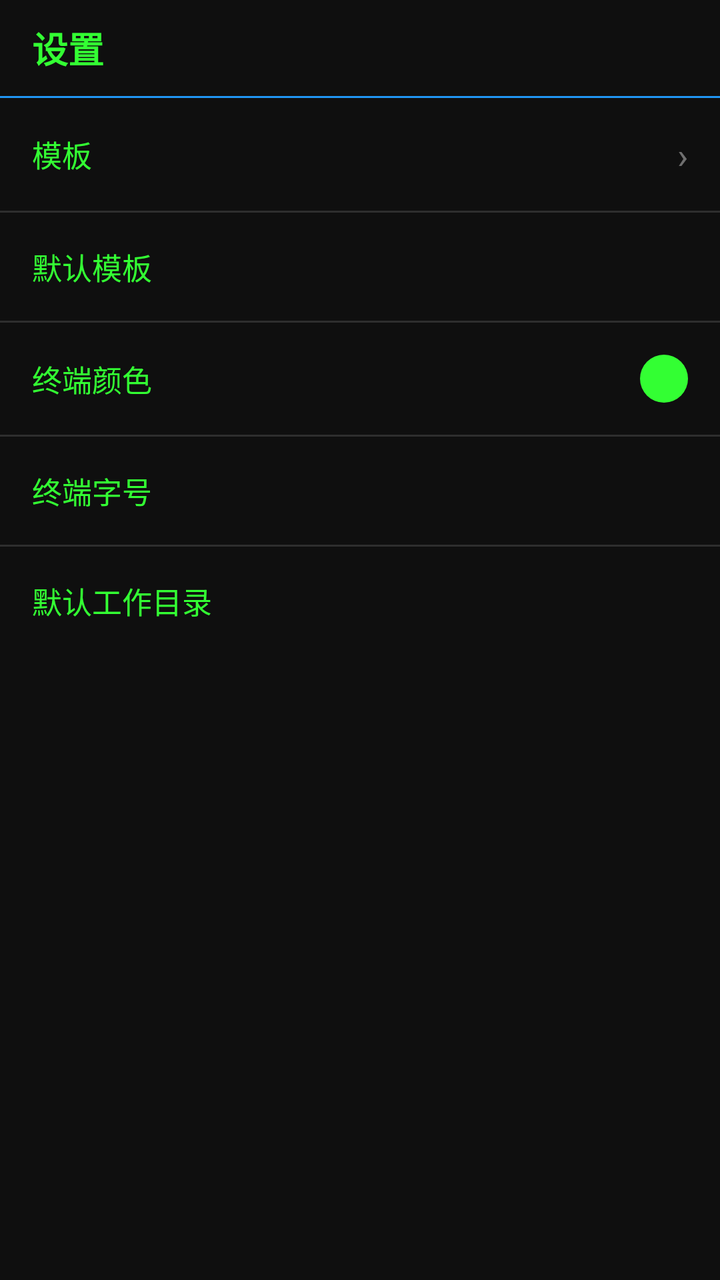
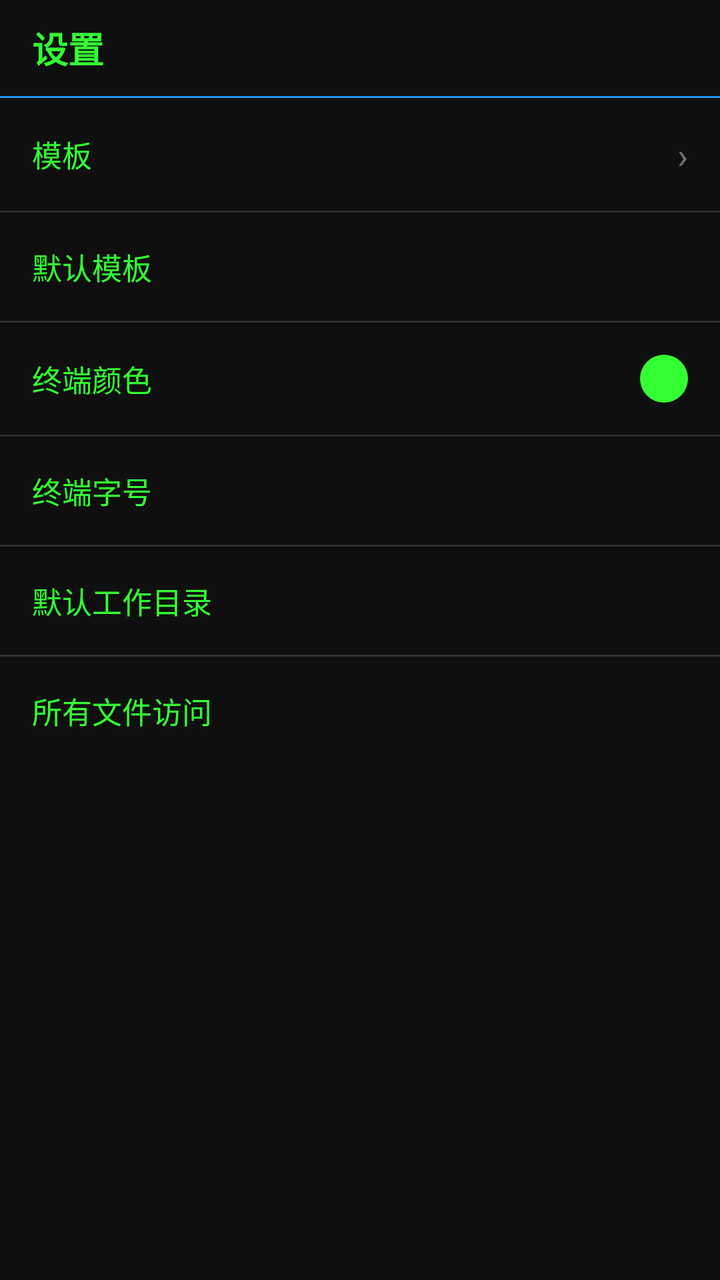

Before-and-after screenshots of an Android layout around one commit, followed by the original layout XML and the change that was made.
<!-- AndroidManifest.xml: application theme Theme.TerminusRoot -->
<!-- res/layout/activity_settings.xml -->
<?xml version="1.0" encoding="utf-8"?>
<androidx.constraintlayout.widget.ConstraintLayout xmlns:android="http://schemas.android.com/apk/res/android"
    xmlns:app="http://schemas.android.com/apk/res-auto"
    android:layout_width="match_parent"
    android:layout_height="match_parent">

    <TextView
        android:id="@+id/headerTitle"
        style="@style/TitleBar"
        android:text="@string/settings"
        app:layout_constraintStart_toStartOf="parent"
        app:layout_constraintTop_toTopOf="parent" />

    <View
        android:id="@+id/headerDivider"
        android:layout_width="match_parent"
        android:layout_height="1dp"
        android:background="@color/accent"
        app:layout_constraintTop_toBottomOf="@id/headerTitle" />

    <LinearLayout
        android:id="@+id/layoutSettings"
        android:layout_width="match_parent"
        android:layout_height="0dp"
        android:orientation="vertical"
        app:layout_constraintBottom_toBottomOf="parent"
        app:layout_constraintEnd_toEndOf="parent"
        app:layout_constraintStart_toStartOf="parent"
        app:layout_constraintTop_toBottomOf="@id/headerDivider">

        <LinearLayout
            android:id="@+id/rowTemplates"
            android:layout_width="match_parent"
            android:layout_height="wrap_content"
            android:background="?attr/selectableItemBackground"
            android:gravity="center_vertical"
            android:orientation="horizontal"
            android:padding="16dp">

            <TextView
                android:layout_width="0dp"
                android:layout_height="wrap_content"
                android:layout_weight="1"
                android:text="@string/templates"
                android:textColor="@color/terminal_text"
                android:textSize="15sp" />

            <TextView
                android:layout_width="wrap_content"
                android:layout_height="wrap_content"
                android:textColor="#66FFFFFF"
                android:textSize="18sp"
                android:text="›" />
        </LinearLayout>

        <View
            android:layout_width="match_parent"
            android:layout_height="1dp"
            android:background="#2E2E2E" />

        <LinearLayout
            android:id="@+id/rowDefaultTemplate"
            android:layout_width="match_parent"
            android:layout_height="wrap_content"
            android:background="?attr/selectableItemBackground"
            android:gravity="center_vertical"
            android:orientation="horizontal"
            android:padding="16dp">

            <TextView
                android:layout_width="0dp"
                android:layout_height="wrap_content"
                android:layout_weight="1"
                android:text="@string/default_template"
                android:textColor="@color/terminal_text"
                android:textSize="15sp" />

            <TextView
                android:id="@+id/textDefaultTemplate"
                android:layout_width="wrap_content"
                android:layout_height="wrap_content"
                android:textColor="#88FF88"
                android:textSize="13sp" />
        </LinearLayout>

        <View
            android:layout_width="match_parent"
            android:layout_height="1dp"
            android:background="#2E2E2E" />

        <LinearLayout
            android:id="@+id/rowColor"
            android:layout_width="match_parent"
            android:layout_height="wrap_content"
            android:background="?attr/selectableItemBackground"
            android:gravity="center_vertical"
            android:orientation="horizontal"
            android:padding="16dp">

            <TextView
                android:layout_width="0dp"
                android:layout_height="wrap_content"
                android:layout_weight="1"
                android:text="@string/color"
                android:textColor="@color/terminal_text"
                android:textSize="15sp" />

            <TextView
                android:id="@+id/textColorSummary"
                android:layout_width="wrap_content"
                android:layout_height="wrap_content"
                android:textColor="#88FF88"
                android:textSize="13sp" />

            <View
                android:id="@+id/viewColorSwatch"
                android:layout_width="24dp"
                android:layout_height="24dp"
                android:layout_marginStart="12dp"
                android:background="@drawable/bg_swatch" />
        </LinearLayout>

        <View
            android:layout_width="match_parent"
            android:layout_height="1dp"
            android:background="#2E2E2E" />

        <LinearLayout
            android:id="@+id/rowFontSize"
            android:layout_width="match_parent"
            android:layout_height="wrap_content"
            android:background="?attr/selectableItemBackground"
            android:gravity="center_vertical"
            android:orientation="horizontal"
            android:padding="16dp">

            <TextView
                android:layout_width="0dp"
                android:layout_height="wrap_content"
                android:layout_weight="1"
                android:text="@string/font_size"
                android:textColor="@color/terminal_text"
                android:textSize="15sp" />

            <TextView
                android:id="@+id/textFontSize"
                android:layout_width="wrap_content"
                android:layout_height="wrap_content"
                android:textColor="#88FF88"
                android:textSize="13sp" />
        </LinearLayout>

        <View
            android:layout_width="match_parent"
            android:layout_height="1dp"
            android:background="#2E2E2E" />

        <LinearLayout
            android:id="@+id/rowDefaultPwd"
            android:layout_width="match_parent"
            android:layout_height="wrap_content"
            android:background="?attr/selectableItemBackground"
            android:gravity="center_vertical"
            android:orientation="horizontal"
            android:padding="16dp">

            <TextView
                android:layout_width="0dp"
                android:layout_height="wrap_content"
                android:layout_weight="1"
                android:text="@string/default_pwd"
                android:textColor="@color/terminal_text"
                android:textSize="15sp" />

            <TextView
                android:id="@+id/textDefaultPwd"
                android:layout_width="wrap_content"
                android:layout_height="wrap_content"
                android:maxWidth="220dp"
                android:singleLine="true"
                android:ellipsize="start"
                android:textColor="#88FF88"
                android:textSize="13sp" />
        </LinearLayout>
    </LinearLayout>
</androidx.constraintlayout.widget.ConstraintLayout>
<!-- resources referenced by this layout -->
<resources>
  <color name="accent">#FF2196F3</color>
  <color name="terminal_text">#FF33FF33</color>
  <!-- drawable bg_swatch (drawable) -->
  <?xml version="1.0" encoding="utf-8"?>
  <shape xmlns:android="http://schemas.android.com/apk/res/android"
      android:shape="oval">
      <solid android:color="#FF33FF33" />
  </shape>
  <string name="color">终端颜色</string>
  <string name="default_pwd">默认工作目录</string>
  <string name="default_template">默认模板</string>
  <string name="font_size">终端字号</string>
  <string name="settings">设置</string>
  <string name="templates">模板</string>
  <style name="TitleBar">
          <item name="android:layout_width">match_parent</item>
          <item name="android:layout_height">48dp</item>
          <item name="android:background">@color/terminal_bg</item>
          <item name="android:gravity">center_vertical</item>
          <item name="android:paddingStart">16dp</item>
          <item name="android:paddingEnd">16dp</item>
          <item name="android:textColor">@color/terminal_text</item>
          <item name="android:textSize">18sp</item>
          <item name="android:textStyle">bold</item>
      </style>
  <style name="Theme.TerminusRoot" parent="Theme.MaterialComponents.DayNight.NoActionBar">
          <item name="colorPrimary">@color/terminal_bg</item>
          <item name="colorPrimaryVariant">@color/black</item>
          <item name="colorOnPrimary">@color/terminal_text</item>
          <item name="colorSecondary">@color/accent</item>
          <item name="colorOnSecondary">@color/white</item>
          <item name="android:windowBackground">@color/terminal_bg</item>
          <item name="android:textColor">@color/terminal_text</item>
      </style>
  <color name="terminal_bg">#FF0F0F0F</color>
  <color name="black">#FF000000</color>
  <color name="white">#FFFFFFFF</color>
</resources>

<!-- the commit's change to res/layout/activity_settings.xml (unified diff, before → after) -->
@@ -182,5 +182,35 @@
                 android:textColor="#88FF88"
                 android:textSize="13sp" />
         </LinearLayout>
+
+        <View
+            android:layout_width="match_parent"
+            android:layout_height="1dp"
+            android:background="#2E2E2E" />
+
+        <LinearLayout
+            android:id="@+id/rowAllFiles"
+            android:layout_width="match_parent"
+            android:layout_height="wrap_content"
+            android:background="?attr/selectableItemBackground"
+            android:gravity="center_vertical"
+            android:orientation="horizontal"
+            android:padding="16dp">
+
+            <TextView
+                android:layout_width="0dp"
+                android:layout_height="wrap_content"
+                android:layout_weight="1"
+                android:text="@string/all_files_access"
+                android:textColor="@color/terminal_text"
+                android:textSize="15sp" />
+
+            <TextView
+                android:id="@+id/textAllFiles"
+                android:layout_width="wrap_content"
+                android:layout_height="wrap_content"
+                android:textColor="#88FF88"
+                android:textSize="13sp" />
+        </LinearLayout>
     </LinearLayout>
 </androidx.constraintlayout.widget.ConstraintLayout>
<!-- resource entries referenced after the edit -->
@@ -8,6 +8,7 @@
       android:shape="oval">
       <solid android:color="#FF33FF33" />
   </shape>
+  <string name="all_files_access">所有文件访问</string>
   <string name="color">终端颜色</string>
   <string name="default_pwd">默认工作目录</string>
   <string name="default_template">默认模板</string>
